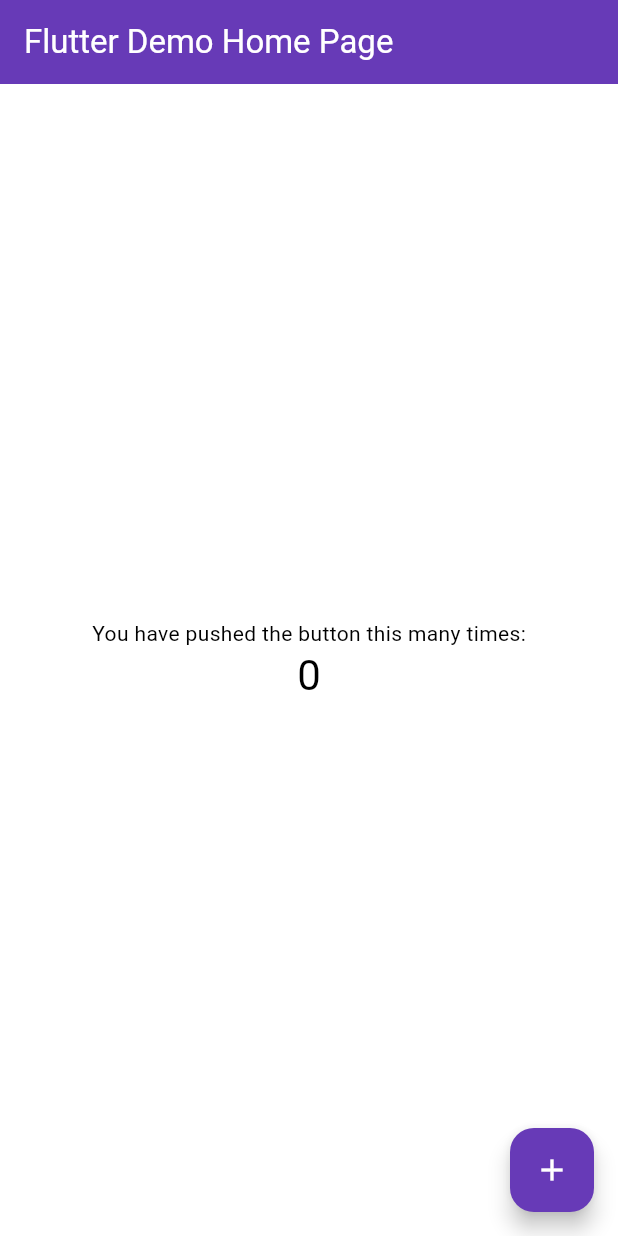
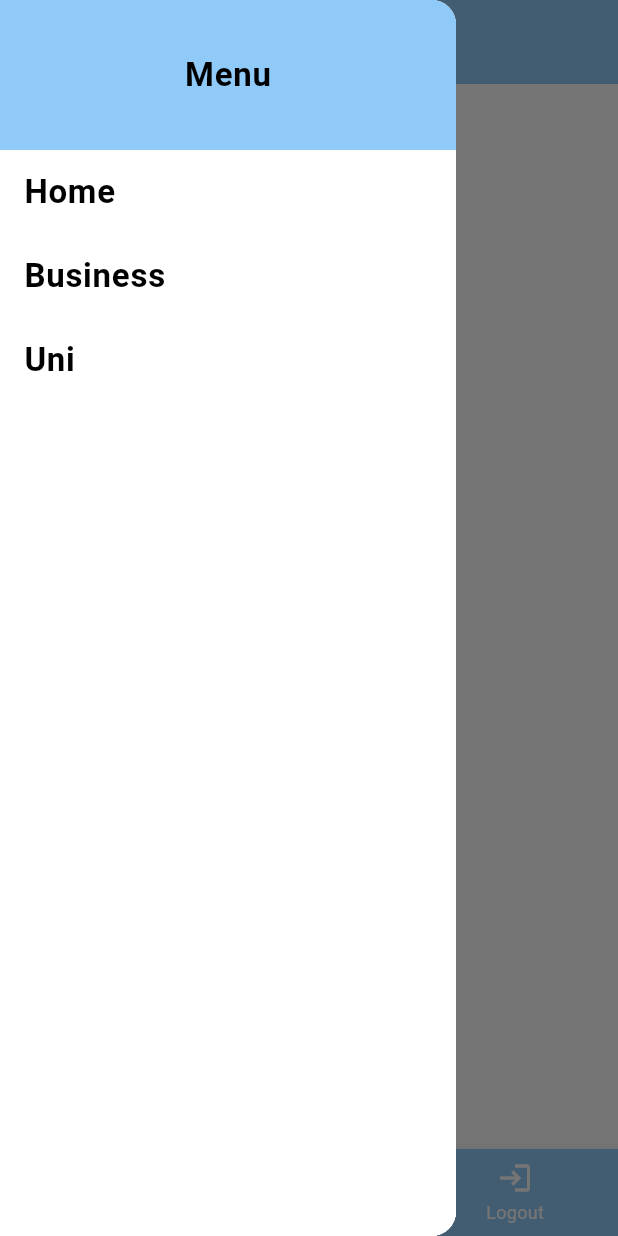
Before and after one commit to DisasterUnknown/Flutter-BlueArt, a Flutter app: the screen it shows after launch, with the side drawer open (before the commit the screen has no drawer), on a phone screen of 412 x 824 dp. Run offline on Flutter 3.47's test engine with Material 3 defaults, Android fonts, the phone set to English and light mode, and no system bars.

Commit message:
added the default layout for the page and ready to go with pages

```diff
--- /dev/null
+++ b/lib/Layout/Components/AppDrawer.dart
@@ -0,0 +1,58 @@
+import 'package:flutter/material.dart';
+
+class AppDrawer extends StatelessWidget {
+  final int selectedIndex;
+  final Function(int) onItemTapped;
+  const AppDrawer({required this.selectedIndex, required this.onItemTapped});
+
+  @override
+  Widget build(BuildContext context) {
+    return Drawer(
+      child: Container(
+        color: Theme.of(context).colorScheme.onSurfaceVariant,
+        child: ListView(
+          padding: EdgeInsets.zero,
+          children: <Widget>[
+            Container(
+              height: 100,
+              color: Theme.of(context).colorScheme.primary,
+              padding: const EdgeInsets.all(16.0),
+              child: Row(
+                mainAxisAlignment:
+                    MainAxisAlignment.center,
+                crossAxisAlignment:
+                    CrossAxisAlignment.center,
+                children: <Widget>[
+                  Text('Menu', style: Theme.of(context).textTheme.bodyLarge),
+                ],
+              ),
+            ),
+
+
+            ListTile(
+              title: Text('Home'),
+              onTap: () {
+                Navigator.pop(context);
+                onItemTapped(0); // Close the drawer
+              },
+            ),
+            ListTile(
+              title: Text('Business'),
+              onTap: () {
+                Navigator.pop(context);
+                onItemTapped(1); // Close the drawer
+              },
+            ),
+            ListTile(
+              title: Text('Uni'),
+              onTap: () {
+                Navigator.pop(context);
+                onItemTapped(2); // Close the drawer
+              },
+            ),
+          ],
+        ),
+      ),
+    );
+  }
+}
--- /dev/null
+++ b/lib/Layout/Components/BottomNavBar.dart
@@ -0,0 +1,30 @@
+import 'package:flutter/material.dart';
+
+class BottomNavBar extends StatelessWidget {
+  final int selectedIndex;
+  final Function(int) onItemTapped;
+  const BottomNavBar({required this.selectedIndex, required this.onItemTapped});
+
+  @override
+  Widget build(BuildContext context) {
+    return BottomNavigationBar(
+      backgroundColor: Theme.of(context).colorScheme.primaryContainer,
+      selectedItemColor: Theme.of(context).colorScheme.onPrimaryContainer,
+      unselectedItemColor: Theme.of(context).colorScheme.surface,
+      type: BottomNavigationBarType.fixed,
+      items: const <BottomNavigationBarItem>[
+        BottomNavigationBarItem(icon: Icon(Icons.home), label: 'Home'),
+        BottomNavigationBarItem(
+          icon: Icon(Icons.shop_2_outlined),
+          label: 'Products',
+        ),
+        BottomNavigationBarItem(
+          icon: Icon(Icons.login_outlined),
+          label: 'Logout',
+        ),
+      ],
+      currentIndex: selectedIndex,
+      onTap: onItemTapped,
+    );
+  }
+}
--- /dev/null
+++ b/lib/Layout/Components/PageConnect.dart
@@ -0,0 +1,15 @@
+import 'package:flutter/material.dart';
+
+class PageContent extends StatelessWidget {
+  final int index;
+  const PageContent({required this.index});
+
+  @override
+  Widget build(BuildContext context) {
+    return IndexedStack(index: index, children: [
+      Text('Index 0: Home'),
+      Text('Index 1: Business'),
+      Text('Index 2: Uni'),
+    ]);
+  }
+}
--- /dev/null
+++ b/lib/Layout/Components/TopAppBar.dart
@@ -0,0 +1,23 @@
+import 'package:flutter/material.dart';
+
+class TopAppBar extends StatelessWidget implements PreferredSizeWidget {
+  @override
+  Widget build(BuildContext context) {
+    return AppBar(
+      title: Text('BlueArt', style: Theme.of(context).textTheme.bodyLarge),
+      leading: Builder(
+        builder: (BuildContext context) {
+          return IconButton(
+            icon: Icon(Icons.menu, color: Theme.of(context).colorScheme.onPrimary, size: 30,),
+            onPressed: () {
+              Scaffold.of(context).openDrawer();
+            },
+          );
+        },
+      ),
+    );
+  }
+
+  @override
+  Size get preferredSize => Size.fromHeight(kToolbarHeight);
+}
--- /dev/null
+++ b/lib/Layout/layout.dart
@@ -0,0 +1,54 @@
+import 'package:assignment/theme.dart';
+import 'package:flutter/material.dart';
+import 'package:assignment/Layout/Components/TopAppBar.dart';
+import 'package:assignment/Layout/Components/BottomNavBar.dart';
+import 'package:assignment/Layout/Components/PageConnect.dart';
+import 'package:assignment/Layout/Components/AppDrawer.dart';
+
+class Layout extends StatefulWidget {
+  const Layout({super.key});
+
+  @override
+  State<Layout> createState() => _LayoutState();
+}
+
+class _LayoutState extends State<Layout> {
+  int _selectedIndex = 0;
+
+  void _onItemTapped(int index) {
+    setState(() {
+      _selectedIndex = index;
+    });
+  }
+
+  @override
+  Widget build(BuildContext context) {
+    return MaterialApp(
+
+      theme: AppTheme.lightTheme,
+      darkTheme: AppTheme.darkTheme,
+      themeMode: ThemeMode.system,
+      home: SafeArea(
+        child: Scaffold(
+          // Top App Bar Component
+          appBar: TopAppBar(),
+
+          // AppDrawer component
+          drawer: AppDrawer(
+            selectedIndex: _selectedIndex,
+            onItemTapped: _onItemTapped,
+          ),
+
+          // Page Connect Component
+          body: PageContent(index: _selectedIndex),
+
+          // Bottum Nav Bar Component
+          bottomNavigationBar: BottomNavBar(
+            selectedIndex: _selectedIndex,
+            onItemTapped: _onItemTapped,
+          ),
+        ),
+      ),
+    );
+  }
+}
--- a/lib/main.dart
+++ b/lib/main.dart
@@ -1,68 +1,6 @@
+import 'package:assignment/Layout/layout.dart';
 import 'package:flutter/material.dart';
-import 'theme.dart';
 
 void main() {
-  runApp(const MyApp());
+  runApp(const Layout());
 }
-
-class MyApp extends StatelessWidget {
-  const MyApp({super.key});
-
-  // This widget is the root of your application.
-  @override
-  Widget build(BuildContext context) {
-    return MaterialApp(
-      title: 'BlueArt',
-      theme: AppTheme.lightTheme,
-      darkTheme: AppTheme.darkTheme,
-      themeMode: ThemeMode.system,
-      home: const MyHomePage(title: 'Flutter Demo Home Page'),
-    );
-  }
-}
-
-class MyHomePage extends StatefulWidget {
-  const MyHomePage({super.key, required this.title});
-  final String title;
-
-  @override
-  State<MyHomePage> createState() => _MyHomePageState();
-}
-
-class _MyHomePageState extends State<MyHomePage> {
-  int _counter = 0;
-
-  void _incrementCounter() {
-    setState(() {
-      _counter++;
-    });
-  }
-
-  @override
-  Widget build(BuildContext context) {
-    return Scaffold(
-      appBar: AppBar(
-        backgroundColor: Theme.of(context).appBarTheme.backgroundColor,
-        foregroundColor: Theme.of(context).appBarTheme.foregroundColor,
-        title: Text(widget.title),
-      ),
-      body: Center(
-        child: Column(
-          mainAxisAlignment: MainAxisAlignment.center,
-          children: <Widget>[
-            const Text('You have pushed the button this many times:'),
-            Text(
-              '$_counter',
-              style: Theme.of(context).textTheme.headlineMedium,
-            ),
-          ],
-        ),
-      ),
-      floatingActionButton: FloatingActionButton(
-        onPressed: _incrementCounter,
-        tooltip: 'Increment',
-        child: const Icon(Icons.add),
-      ),
-    );
-  }
-}
--- a/lib/theme.dart
+++ b/lib/theme.dart
@@ -5,28 +5,35 @@
     brightness: Brightness.light,
     useMaterial3: true,
     colorScheme: ColorScheme.light(
-      primary: Colors.deepPurple,
-      background: Colors.white,
+      primary: Color(0xFF90CAF9),
       surface: Colors.white,
-      onPrimary: Colors.white,
+      onPrimary: Colors.black,
+      onSurfaceVariant: Colors.white,
+    ),
+    textTheme: const TextTheme(
+      bodyLarge: TextStyle(color: Colors.black, fontWeight: FontWeight.bold, fontSize: 22.0,),
     ),
     appBarTheme: AppBarTheme(
-      backgroundColor: Colors.deepPurple,
+      backgroundColor: Color(0xFF90CAF9),
       foregroundColor: Colors.white,
     ),
   );
 
   static final darkTheme = ThemeData(
+
     brightness: Brightness.dark,
     useMaterial3: true,
     colorScheme: ColorScheme.dark(
-      primary: Colors.red,
-      background: Colors.black,
+      primary: Color(0xFF0D47A1),
       surface: Colors.black,
-      onPrimary: Colors.black,
+      onPrimary: Colors.white,
+      onSurfaceVariant: const Color.fromARGB(176, 44, 44, 44),
+    ),
+    textTheme: const TextTheme(
+      bodyLarge: TextStyle(color: Colors.white, fontWeight: FontWeight.bold, fontSize: 22.0,),
     ),
     appBarTheme: AppBarTheme(
-      backgroundColor: Colors.red,
+      backgroundColor: Color(0xFF0D47A1),
       foregroundColor: Colors.black,
     ),
   );
```
Also changed, not shown: 2 other files.
